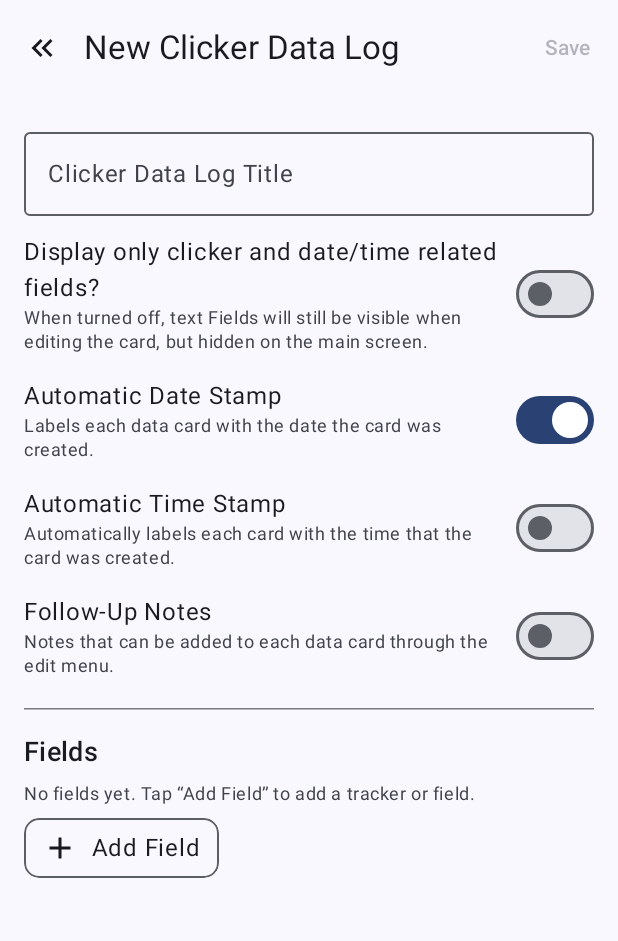
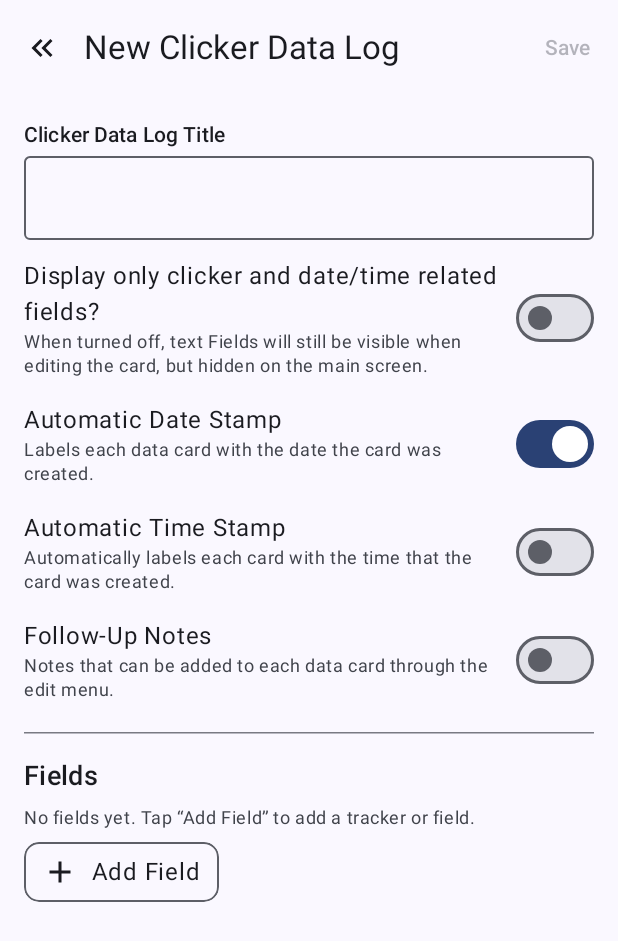
Before and after one commit to SoulPhosphor/lifelogger, an Android app built with Jetpack Compose: the ClickerSetupScreen screen opened through its navigation route, on a phone screen of 412 x 824 dp. Shown: the top 941 px of the screen. Run offline under Robolectric (Android 15) with nearby library versions, the phone set to English and light mode, and no system bars; our stand-ins replace Room's generated code; pictures from the network do not load; 1 statement that could not run was skipped.

Commit message:
Clicker: Follow-Up Notes show/hide button; labels above every text box
- Clicker Main screen: when the grouping allows Follow-Up Notes, an Edit
  Note button sits directly left of the "+". Tapping it shows the
  Follow-Up Notes box at the bottom of every card (saved as typed) and the
  button becomes Article Shortcut; tapping that hides the boxes again
  without touching their text. The choice stays the way it was left, per
  grouping. The "Display only clicker and date/time related fields?"
  setting does not affect Follow-Up Notes.
- Write-In number fields on the card face now have their label above the
  box instead of beside it.
- Clicker setup screen: every text box has its label above it, and no
  label or placeholder text inside it.
- STYLE.md: nothing goes inside a single-line or multi-line text box
  unless the owner specified it.

Co-Authored-By: Claude Opus 5.5 <noreply@anthropic.com>
Claude-Session: https://claude.ai/code/session_01XJEafadxWRubHzxLpiNvTd

```diff
--- a/app/src/main/java/com/datadragon/app/ui/screens/ClickerSetupScreen.kt
+++ b/app/src/main/java/com/datadragon/app/ui/screens/ClickerSetupScreen.kt
@@ -192,13 +192,14 @@ fun ClickerSetupScreen(
                 .padding(16.dp),
             verticalArrangement = Arrangement.spacedBy(AppTheme.spacing.related),
         ) {
+            Labeled("Clicker Data Log Title") {
                 OutlinedTextField(
                     value = title,
                     onValueChange = { title = it },
                     singleLine = true,
-                label = { Text("Clicker Data Log Title") },
                     modifier = Modifier.fillMaxWidth(),
                 )
+            }
 
             ToggleRow(
                 title = "Display only clicker and date/time related fields?",
@@ -326,56 +327,58 @@ private fun ClickerFieldEditor(
             }
         }
 
+        Labeled("Label") {
             OutlinedTextField(
                 value = field.label,
                 onValueChange = { field.label = it },
                 singleLine = true,
-            label = { Text("Label") },
                 modifier = Modifier.fillMaxWidth(),
             )
+        }
 
         when (field.type) {
             ClickerFieldType.CLICK_TRACKER -> {
+                Labeled("Button Label") {
                     OutlinedTextField(
                         value = field.buttonLabel,
                         onValueChange = { field.buttonLabel = it },
                         singleLine = true,
-                    label = { Text("Button Label") },
-                    placeholder = { Text("Add") },
                         modifier = Modifier.fillMaxWidth(),
                     )
+                }
+                Labeled("Starting Number") {
                     OutlinedTextField(
                         value = field.startingNumber,
                         onValueChange = { field.startingNumber = digitsOnly(it, STARTING_NUMBER_DIGITS) },
                         singleLine = true,
-                    label = { Text("Starting Number") },
-                    placeholder = { Text("0") },
                         keyboardOptions = androidx.compose.foundation.text.KeyboardOptions(keyboardType = KeyboardType.Number),
                         modifier = Modifier.fillMaxWidth(),
                     )
+                }
                 DirectionRow(
                     selected = field.incrementDirection,
                     onSelected = { field.incrementDirection = it },
                 )
+                Labeled("In Increments Of") {
                     OutlinedTextField(
                         value = field.incrementAmount,
                         onValueChange = { field.incrementAmount = digitsOnly(it, INCREMENT_DIGITS) },
                         singleLine = true,
-                    label = { Text("In Increments Of") },
-                    placeholder = { Text("1") },
                         keyboardOptions = androidx.compose.foundation.text.KeyboardOptions(keyboardType = KeyboardType.Number),
                         modifier = Modifier.fillMaxWidth(),
                     )
                 }
+            }
             ClickerFieldType.WRITE_IN_NUMBER -> {
+                Labeled("Maximum Amount of Numbers") {
                     OutlinedTextField(
                         value = field.maxDigits,
                         onValueChange = { field.maxDigits = digitsOnly(it, MAX_DIGITS_DIGITS) },
                         singleLine = true,
-                    label = { Text("Maximum Amount of Numbers") },
                         keyboardOptions = androidx.compose.foundation.text.KeyboardOptions(keyboardType = KeyboardType.Number),
                         modifier = Modifier.fillMaxWidth(),
                     )
+                }
                 ToggleRow(
                     title = "Have Button to Automatically Increment Write-In Value?",
                     subtitle = "Adds a card button that steps the value up or down by a set amount.",
@@ -387,23 +390,23 @@ private fun ClickerFieldEditor(
                         selected = field.incrementDirection,
                         onSelected = { field.incrementDirection = it },
                     )
+                    Labeled("In Increments Of") {
                         OutlinedTextField(
                             value = field.incrementAmount,
                             onValueChange = { field.incrementAmount = digitsOnly(it, INCREMENT_DIGITS) },
                             singleLine = true,
-                        label = { Text("In Increments Of") },
-                        placeholder = { Text("1") },
                             keyboardOptions = androidx.compose.foundation.text.KeyboardOptions(keyboardType = KeyboardType.Number),
                             modifier = Modifier.fillMaxWidth(),
                         )
+                    }
+                    Labeled("Button Label") {
                         OutlinedTextField(
                             value = field.buttonLabel,
                             onValueChange = { field.buttonLabel = it },
                             singleLine = true,
-                        label = { Text("Button Label") },
-                        placeholder = { Text("Okay") },
                             modifier = Modifier.fillMaxWidth(),
                         )
+                    }
                 }
             }
             else -> {
```
Also changed, not shown: app/src/main/java/com/datadragon/app/data/SettingsRepository.kt (+13 -0 lines), app/src/main/java/com/datadragon/app/ui/ClickerLogViewModel.kt (+23 -0 lines), app/src/main/java/com/datadragon/app/ui/screens/ClickerLogScreen.kt (+35 -2 lines), app/src/main/res/drawable/ic_article_shortcut.xml (added, +19 -0 lines), app/src/main/res/drawable/ic_edit_note.xml (added, +19 -0 lines), 1 other file. Lines whose indentation alone changed are shown as unchanged.
